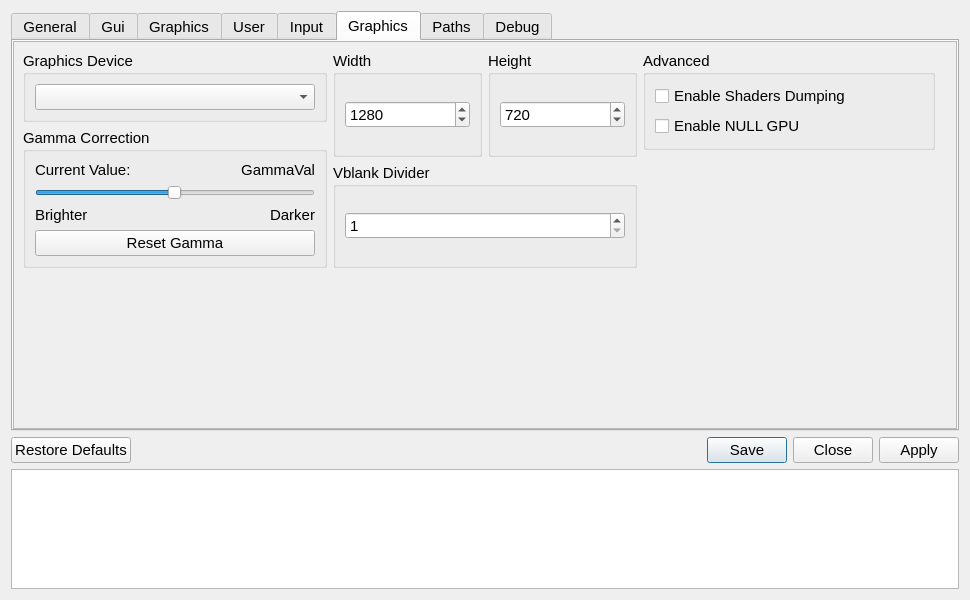
Before: the Qt Designer form src/qt_gui/settings_dialog.ui in rainmakerv3/shadPS4, drawn with Qt 5.
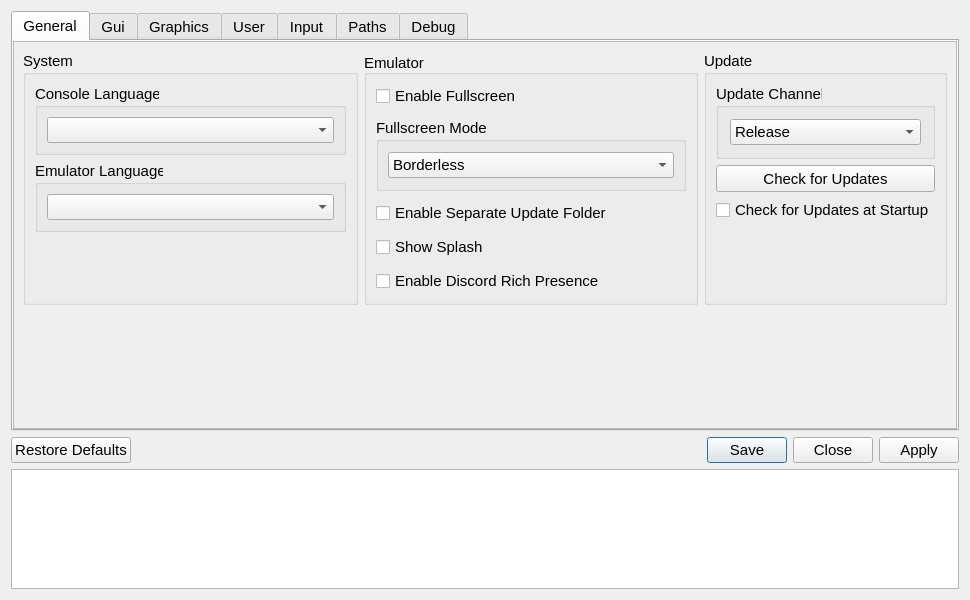
After: the same form once the commit is applied. The open tabs and pages were chosen to show the change. Icons and pictures are not drawn.

Diff of the .ui file:
```diff
--- a/src/qt_gui/settings_dialog.ui
+++ b/src/qt_gui/settings_dialog.ui
@@ -1025,6 +1025,107 @@
           </item>
          </layout>
         </item>
+        <item>
+         <layout class="QHBoxLayout" name="horizontalLayout_7">
+          <item>
+           <layout class="QVBoxLayout" name="verticalLayout_3">
+            <item>
+             <widget class="QGroupBox" name="GammaGroupBox">
+              <property name="title">
+               <string>Gamma Correction</string>
+              </property>
+              <layout class="QVBoxLayout" name="GammaVLayout">
+               <item>
+                <layout class="QHBoxLayout" name="GammaLabelsHLayout">
+                 <item>
+                  <widget class="QLabel" name="CurrentValueLabel">
+                   <property name="text">
+                    <string>Current Value:</string>
+                   </property>
+                  </widget>
+                 </item>
+                 <item>
+                  <widget class="QLabel" name="GammaLabel">
+                   <property name="text">
+                    <string>GammaVal</string>
+                   </property>
+                   <property name="alignment">
+                    <set>Qt::AlignmentFlag::AlignLeading|Qt::AlignmentFlag::AlignLeft|Qt::AlignmentFlag::AlignRight|Qt::AlignmentFlag::AlignTrailing|Qt::AlignmentFlag::AlignVCenter</set>
+                   </property>
+                  </widget>
+                 </item>
+                </layout>
+               </item>
+               <item>
+                <widget class="QSlider" name="GammaSlider">
+                 <property name="minimum">
+                  <number>1</number>
+                 </property>
+                 <property name="maximum">
+                  <number>2000</number>
+                 </property>
+                 <property name="value">
+                  <number>1000</number>
+                 </property>
+                 <property name="orientation">
+                  <enum>Qt::Orientation::Horizontal</enum>
+                 </property>
+                 <property name="invertedAppearance">
+                  <bool>false</bool>
+                 </property>
+                 <property name="invertedControls">
+                  <bool>false</bool>
+                 </property>
+                </widget>
+               </item>
+               <item>
+                <layout class="QHBoxLayout" name="BrighterDarkerHLayout">
+                 <item>
+                  <widget class="QLabel" name="BrighterLabel">
+                   <property name="text">
+                    <string>Brighter</string>
+                   </property>
+                  </widget>
+                 </item>
+                 <item>
+                  <widget class="QLabel" name="DarkerLabel">
+                   <property name="text">
+                    <string>Darker</string>
+                   </property>
+                   <property name="alignment">
+                    <set>Qt::AlignmentFlag::AlignRight|Qt::AlignmentFlag::AlignTrailing|Qt::AlignmentFlag::AlignVCenter</set>
+                   </property>
+                  </widget>
+                 </item>
+                </layout>
+               </item>
+               <item>
+                <widget class="QPushButton" name="ResetGammaButton">
+                 <property name="text">
+                  <string>Reset Gamma</string>
+                 </property>
+                </widget>
+               </item>
+              </layout>
+             </widget>
+            </item>
+           </layout>
+          </item>
+          <item>
+           <spacer name="horizontalSpacer_4">
+            <property name="orientation">
+             <enum>Qt::Orientation::Horizontal</enum>
+            </property>
+            <property name="sizeHint" stdset="0">
+             <size>
+              <width>40</width>
+              <height>20</height>
+             </size>
+            </property>
+           </spacer>
+          </item>
+         </layout>
+        </item>
         <item>
          <spacer name="graphicSpacer">
           <property name="orientation">
@@ -1469,322 +1570,6 @@
        </layout>
       </widget>
      </widget>
-     <widget class="QScrollArea" name="graphicsTab">
-      <property name="widgetResizable">
-       <bool>true</bool>
-      </property>
-      <attribute name="title">
-       <string>Graphics</string>
-      </attribute>
-      <widget class="QWidget" name="graphicsTabLayout">
-       <property name="geometry">
-        <rect>
-         <x>0</x>
-         <y>0</y>
-         <width>946</width>
-         <height>605</height>
-        </rect>
-       </property>
-       <layout class="QVBoxLayout" name="graphicsTabVLayout" stretch="0,0">
-        <item>
-         <layout class="QHBoxLayout" name="graphicsTabHLayout" stretch="1,1,1">
-          <item>
-           <layout class="QVBoxLayout" name="graphicsTabLayoutLeft">
-            <item>
-             <widget class="QGroupBox" name="graphicsAdapterGroupBox">
-              <property name="title">
-               <string>Graphics Device</string>
-              </property>
-              <layout class="QVBoxLayout" name="graphicsAdapterLayout">
-               <item>
-                <widget class="QComboBox" name="graphicsAdapterBox"/>
-               </item>
-              </layout>
-             </widget>
-            </item>
-            <item>
-             <widget class="QGroupBox" name="GammaGroupBox">
-              <property name="title">
-               <string>Gamma Correction</string>
-              </property>
-              <layout class="QVBoxLayout" name="GammaVLayout">
-               <item>
-                <layout class="QHBoxLayout" name="GammaLabelsHLayout">
-                 <item>
-                  <widget class="QLabel" name="CurrentValueLabel">
-                   <property name="text">
-                    <string>Current Value:</string>
-                   </property>
-                  </widget>
-                 </item>
-                 <item>
-                  <widget class="QLabel" name="GammaLabel">
-                   <property name="text">
-                    <string>GammaVal</string>
-                   </property>
-                   <property name="alignment">
-                    <set>Qt::AlignmentFlag::AlignLeft|Qt::AlignmentFlag::AlignTrailing|Qt::AlignmentFlag::AlignVCenter</set>
-                   </property>
-                  </widget>
-                 </item>
-                </layout>
-               </item>
-               <item>
-                <widget class="QSlider" name="GammaSlider">
-                 <property name="minimum">
-                  <number>1</number>
-                 </property>
-                 <property name="maximum">
-                  <number>2000</number>
-                 </property>
-                 <property name="value">
-                  <number>1000</number>
-                 </property>
-                 <property name="orientation">
-                  <enum>Qt::Orientation::Horizontal</enum>
-                 </property>
-                 <property name="invertedAppearance">
-                  <bool>false</bool>
-                 </property>
-                 <property name="invertedControls">
-                  <bool>false</bool>
-                 </property>
-                </widget>
-               </item>
-               <item>
-                <layout class="QHBoxLayout" name="BrighterDarkerHLayout">
-                 <item>
-                  <widget class="QLabel" name="BrighterLabel">
-                   <property name="text">
-                    <string>Brighter</string>
-                   </property>
-                  </widget>
-                 </item>
-                 <item>
-                  <widget class="QLabel" name="DarkerLabel">
-                   <property name="text">
-                    <string>Darker</string>
-                   </property>
-                   <property name="alignment">
-                    <set>Qt::AlignmentFlag::AlignRight|Qt::AlignmentFlag::AlignTrailing|Qt::AlignmentFlag::AlignVCenter</set>
-                   </property>
-                  </widget>
-                 </item>
-                </layout>
-               </item>
-               <item>
-                <widget class="QPushButton" name="ResetGammaButton">
-                 <property name="text">
-                  <string>Reset Gamma</string>
-                 </property>
-                </widget>
-               </item>
-              </layout>
-             </widget>
-            </item>
-           </layout>
-          </item>
-          <item>
-           <layout class="QVBoxLayout" name="graphicsTabLayoutMiddle">
-            <item>
-             <layout class="QVBoxLayout" name="layoutResolution">
-              <property name="spacing">
-               <number>6</number>
-              </property>
-              <property name="leftMargin">
-               <number>0</number>
-              </property>
-              <item>
-               <layout class="QHBoxLayout" name="resolutionLayout">
-                <item>
-                 <widget class="QGroupBox" name="widthGroupBox">
-                  <property name="title">
-                   <string>Width</string>
-                  </property>
-                  <layout class="QVBoxLayout" name="widthLayout">
-                   <item>
-                    <widget class="QSpinBox" name="widthSpinBox">
-                     <property name="accelerated">
-                      <bool>true</bool>
-                     </property>
-                     <property name="correctionMode">
-                      <enum>QAbstractSpinBox::CorrectionMode::CorrectToNearestValue</enum>
-                     </property>
-                     <property name="keyboardTracking">
-                      <bool>false</bool>
-                     </property>
-                     <property name="minimum">
-                      <number>0</number>
-                     </property>
-                     <property name="maximum">
-                      <number>9999</number>
-                     </property>
-                     <property name="value">
-                      <number>1280</number>
-                     </property>
-                    </widget>
-                   </item>
-                  </layout>
-                 </widget>
-                </item>
-                <item>
-                 <widget class="QGroupBox" name="heightGroupBox">
-                  <property name="title">
-                   <string>Height</string>
-                  </property>
-                  <layout class="QVBoxLayout" name="heightLayout">
-                   <item>
-                    <widget class="QSpinBox" name="heightSpinBox">
-                     <property name="frame">
-                      <bool>true</bool>
-                     </property>
-                     <property name="accelerated">
-                      <bool>true</bool>
-                     </property>
-                     <property name="correctionMode">
-                      <enum>QAbstractSpinBox::CorrectionMode::CorrectToNearestValue</enum>
-                     </property>
-                     <property name="keyboardTracking">
-                      <bool>false</bool>
-                     </property>
-                     <property name="minimum">
-                      <number>0</number>
-                     </property>
-                     <property name="maximum">
-                      <number>9999</number>
-                     </property>
-                     <property name="value">
-                      <number>720</number>
-                     </property>
-                    </widget>
-                   </item>
-                  </layout>
-                 </widget>
-                </item>
-               </layout>
-              </item>
-             </layout>
-            </item>
-            <item>
-             <layout class="QVBoxLayout" name="vLayoutVblank">
-              <property name="spacing">
-               <number>6</number>
-              </property>
-              <property name="leftMargin">
-               <number>0</number>
-              </property>
-              <item>
-               <layout class="QHBoxLayout" name="hLayoutVblank">
-                <item>
-                 <widget class="QGroupBox" name="heightDivider">
-                  <property name="title">
-                   <string>Vblank Divider</string>
-                  </property>
-                  <layout class="QVBoxLayout" name="vblankLayout">
-                   <item>
-                    <widget class="QSpinBox" name="vblankSpinBox">
-                     <property name="frame">
-                      <bool>true</bool>
-                     </property>
-                     <property name="accelerated">
-                      <bool>true</bool>
-                     </property>
-                     <property name="correctionMode">
-                      <enum>QAbstractSpinBox::CorrectionMode::CorrectToNearestValue</enum>
-                     </property>
-                     <property name="keyboardTracking">
-                      <bool>false</bool>
-                     </property>
-                     <property name="minimum">
-                      <number>1</number>
-                     </property>
-                     <property name="maximum">
-                      <number>9999</number>
-                     </property>
-                     <property name="value">
-                      <number>1</number>
-                     </property>
-                    </widget>
-                   </item>
-                  </layout>
-                 </widget>
-                </item>
-               </layout>
-              </item>
-             </layout>
-            </item>
-           </layout>
-          </item>
-          <item>
-           <layout class="QVBoxLayout" name="graphicsTabLayoutRight">
-            <property name="rightMargin">
-             <number>12</number>
-            </property>
-            <property name="bottomMargin">
-             <number>12</number>
-            </property>
-            <item>
-             <widget class="QGroupBox" name="additionalSettingsGroupBox">
-              <property name="enabled">
-               <bool>true</bool>
-              </property>
-              <property name="title">
-               <string>Advanced</string>
-              </property>
-              <property name="alignment">
-               <set>Qt::AlignmentFlag::AlignLeading|Qt::AlignmentFlag::AlignLeft|Qt::AlignmentFlag::AlignTop</set>
-              </property>
-              <layout class="QVBoxLayout" name="additionalSettingsLayout">
-               <item>
-                <widget class="QCheckBox" name="dumpShadersCheckBox">
-                 <property name="text">
-                  <string>Enable Shaders Dumping</string>
-                 </property>
-                </widget>
-               </item>
-               <item>
-                <widget class="QCheckBox" name="nullGpuCheckBox">
-                 <property name="text">
-                  <string>Enable NULL GPU</string>
-                 </property>
-                </widget>
-               </item>
-              </layout>
-             </widget>
-            </item>
-            <item>
-             <spacer name="AdvancedSpacer">
-              <property name="orientation">
-               <enum>Qt::Orientation::Vertical</enum>
-              </property>
-              <property name="sizeHint" stdset="0">
-               <size>
-                <width>20</width>
-                <height>40</height>
-               </size>
-              </property>
-             </spacer>
-            </item>
-           </layout>
-          </item>
-         </layout>
-        </item>
-        <item>
-         <spacer name="graphicSpacer">
-          <property name="orientation">
-           <enum>Qt::Orientation::Vertical</enum>
-          </property>
-          <property name="sizeHint" stdset="0">
-           <size>
-            <width>20</width>
-            <height>40</height>
-           </size>
-          </property>
-         </spacer>
-        </item>
-       </layout>
-      </widget>
-     </widget>
      <widget class="QScrollArea" name="pathsTab">
       <property name="widgetResizable">
        <bool>true</bool>
```
Left out of the diff: 49 changed lines with no effect on the pictures.
